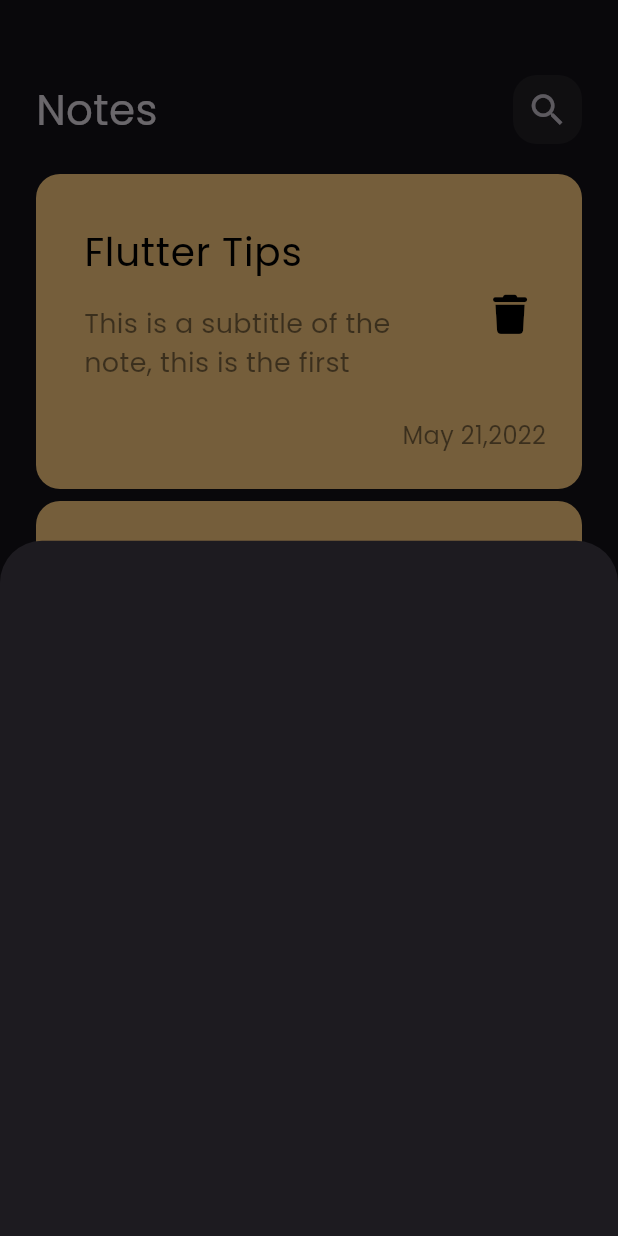
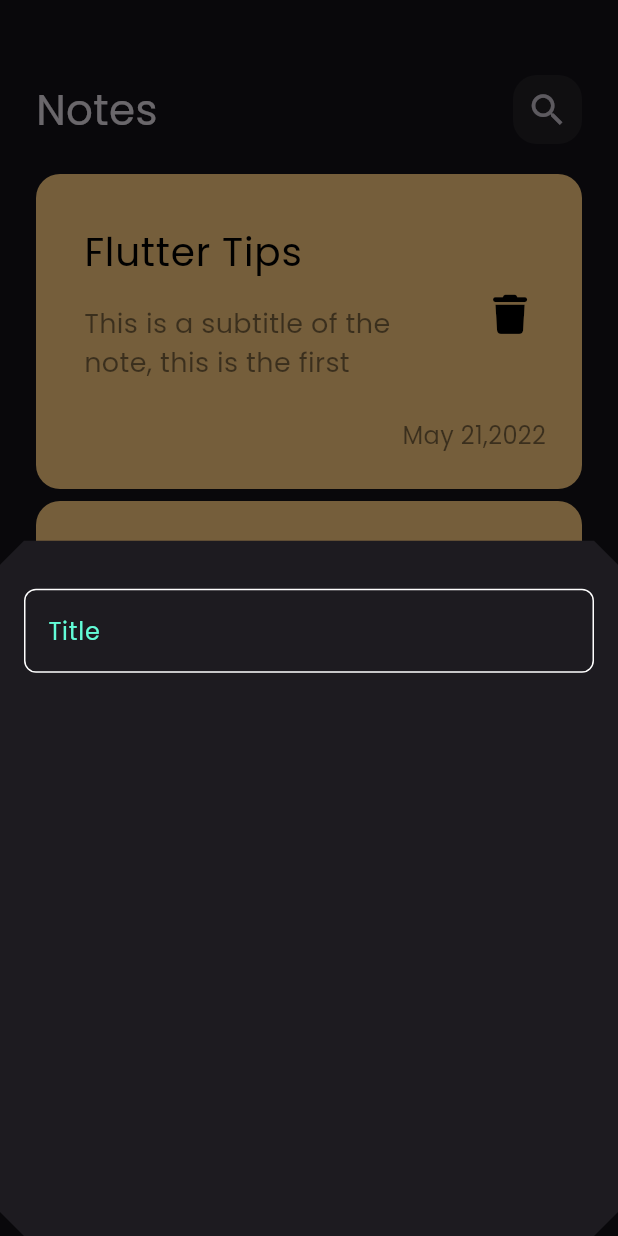
Before and after one commit to mano299/notes_app, a Flutter app: the screen it shows after launch, after a tap on the "add" icon, on a phone screen of 412 x 824 dp. Run offline on Flutter 3.47's test engine with Material 3 defaults, Android fonts, the phone set to English and light mode, and no system bars; our stand-ins replace font_awesome_flutter.

Commit message:
create a customTextField

```diff
--- /dev/null
+++ b/lib/constants.dart
@@ -0,0 +1,3 @@
+import 'package:flutter/material.dart';
+
+const kPrimaryColor = Color(0xff62fcd7);
--- a/lib/views/notes_view.dart
+++ b/lib/views/notes_view.dart
@@ -11,10 +11,14 @@ class NotesView extends StatelessWidget {
       floatingActionButton: FloatingActionButton(
         onPressed: () {
           showModalBottomSheet(
-              context: (context),
-              builder: (context) {
-                return AddNoteBottomSheet();
-              });
+            context: (context),
+            builder: (context) {
+              return AddNoteBottomSheet();
+            },
+            shape: BeveledRectangleBorder(
+              borderRadius: BorderRadius.circular(16),
+            ),
+          );
         },
         backgroundColor: Colors.cyan,
         child: Icon(Icons.add),
--- a/lib/widgets/add_note_bottom_sheet.dart
+++ b/lib/widgets/add_note_bottom_sheet.dart
@@ -1,10 +1,18 @@
-
 import 'package:flutter/material.dart';
+import 'package:notes_app/widgets/custom_text_field.dart';
 
 class AddNoteBottomSheet extends StatelessWidget {
   const AddNoteBottomSheet({super.key});
   @override
   Widget build(BuildContext context) {
-    return Container();
+    return Padding(
+      padding: const EdgeInsets.symmetric(horizontal: 16.0),
+      child: Column(
+        children: [
+          SizedBox(height: 32),
+          CustomTextField(),
+        ],
+      ),
+    );
   }
 }
--- /dev/null
+++ b/lib/widgets/custom_text_field.dart
@@ -0,0 +1,29 @@
+import 'package:flutter/material.dart';
+import 'package:notes_app/constants.dart';
+
+class CustomTextField extends StatelessWidget {
+  const CustomTextField({super.key});
+
+  @override
+  Widget build(BuildContext context) {
+    return TextField(
+      cursorColor: kPrimaryColor,
+      decoration: InputDecoration(
+        hintText: 'Title',
+        hintStyle: TextStyle(color: kPrimaryColor),
+        border: borderBuilder(),
+        enabledBorder: borderBuilder(),
+        focusedBorder: borderBuilder(kPrimaryColor),
+      ),
+    );
+  }
+
+  OutlineInputBorder borderBuilder([color]) {
+    return OutlineInputBorder(
+      borderRadius: BorderRadius.circular(8),
+      borderSide: BorderSide(
+        color: color ?? Colors.white,
+      ),
+    );
+  }
+}
```
